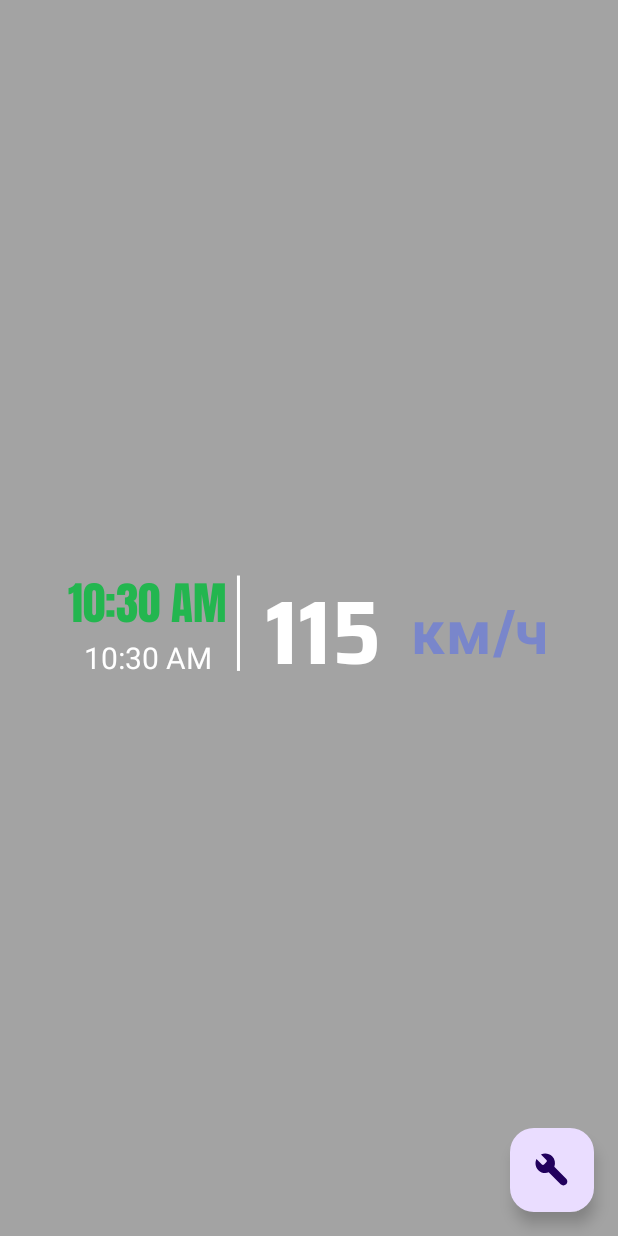
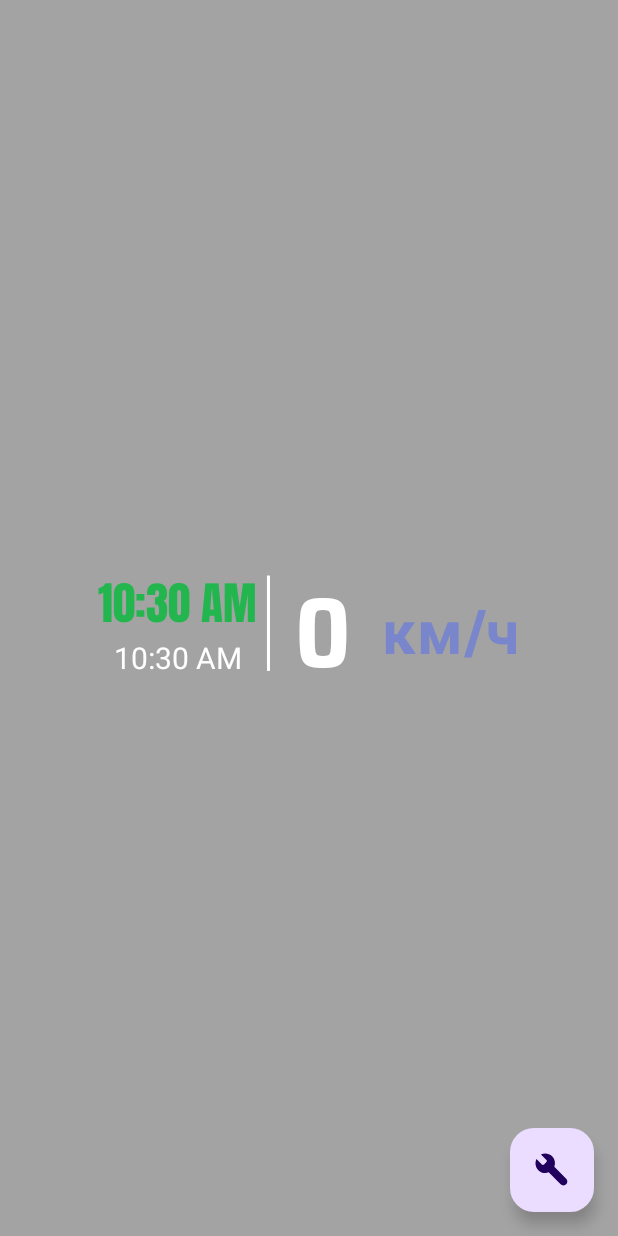
Before and after one commit to Noodls07/SimpleClockSpd, an Android app built with Jetpack Compose: the composable ClockScreenElse shown on its own in the app's theme, on a phone screen of 412 x 824 dp. Run offline under Robolectric (Android 15) with nearby library versions, the phone set to English and light mode, and no system bars.

Commit message:
some fix

```diff
--- a/app/build.gradle.kts
+++ b/app/build.gradle.kts
@@ -11,7 +11,7 @@ android {
     defaultConfig {
         applicationId = "com.example.simpleclock"
         minSdk = 28
-        targetSdk = 34
+        targetSdk = 35
         versionCode = 1
         versionName = "1.0"
 
--- a/app/src/main/java/com/example/simpleclock/screens/ClockScreen.kt
+++ b/app/src/main/java/com/example/simpleclock/screens/ClockScreen.kt
@@ -105,7 +105,7 @@ fun ClockScreen(
                     textSize.let {
                         this.textSize = model.clockTextSizeBig
                     }
-                    typeface =  resources.getFont(R.font.chivo_regular)
+                    typeface =  resources.getFont(R.font.anton)
                     setTextColor(context.getColor(R.color.Green))
                 }
             },
@@ -245,13 +245,13 @@ fun ClockScreenElse(
             ){
                 Text(
                     text = if ( speed.intValue > 0) (speed.intValue + 4).toString()
-                    else (115+ speed.intValue).toString(),
+                           else speed.intValue.toString(),
                     fontFamily =  FontFamily(
                         Font(R.font.sairasemicondensed_bold),//sairasemicondensed_bold
                     ),
                     color = if ((speed.intValue >= 0) and (speed.intValue+4<=120)) Color(0xFFFFFFFF)
                     else Color(0xFFF57F17),
-                    fontSize = if (!model.pipOn) 60.sp else 30.sp,
+                    fontSize = if (!model.pipOn) 65.sp else 30.sp,
                     textAlign = TextAlign.Center,
 
                     )
```
